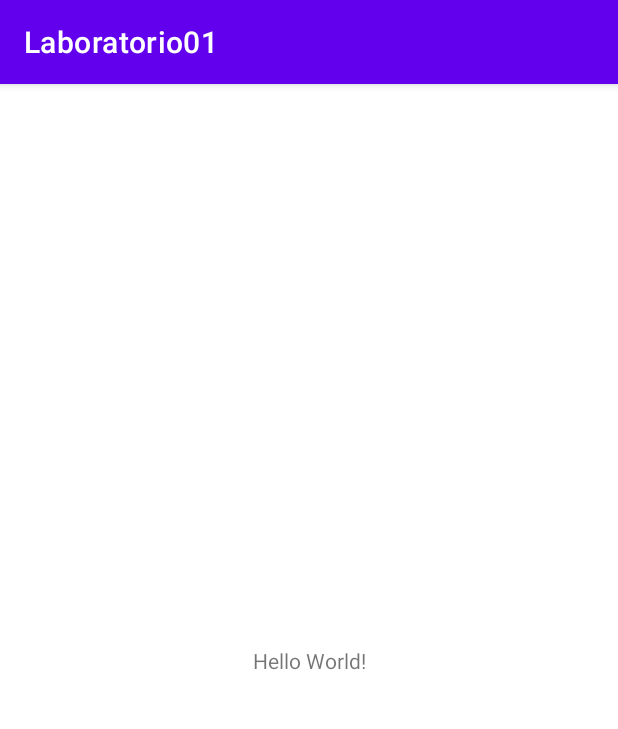
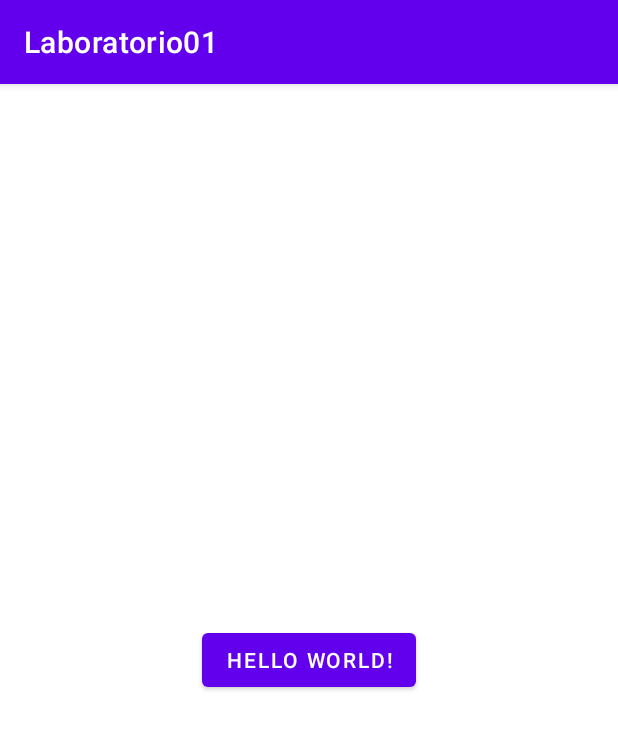
Before and after one commit to alejandroav93/Laboratorio01_Kotlin, an Android app: the screen it shows after launch (MainActivity), on a phone screen of 412 x 824 dp. Shown: the top 729 px of the screen. Run offline under Robolectric (Android 15) with nearby library versions, the phone set to English and light mode, and no system bars.

Commit message:
Addesd Button

```diff
--- a/app/src/main/AndroidManifest.xml
+++ b/app/src/main/AndroidManifest.xml
@@ -9,6 +9,7 @@
         android:roundIcon="@mipmap/ic_launcher_round"
         android:supportsRtl="true"
         android:theme="@style/Theme.Laboratorio01">
+        <activity android:name=".Actividad2"></activity>
         <activity android:name=".MainActivity">
             <intent-filter>
                 <action android:name="android.intent.action.MAIN" />
--- a/app/src/main/java/com/example/laboratorio01/MainActivity.kt
+++ b/app/src/main/java/com/example/laboratorio01/MainActivity.kt
@@ -2,6 +2,7 @@ package com.example.laboratorio01
 
 import androidx.appcompat.app.AppCompatActivity
 import android.os.Bundle
+import android.widget.Button
 import android.widget.Toast
 
 class MainActivity : AppCompatActivity() {
@@ -10,6 +11,7 @@ class MainActivity : AppCompatActivity() {
         setContentView(R.layout.activity_main)
 
         Toast.makeText(this, "onCreate", Toast.LENGTH_SHORT).show()
+        val btnOpen: Button = findViewById(R.id.btnOpen)
     }
     override fun onStart() {
         super.onStart()
--- a/app/src/main/res/layout/activity_main.xml
+++ b/app/src/main/res/layout/activity_main.xml
@@ -6,7 +6,8 @@
     android:layout_height="match_parent"
     tools:context=".MainActivity">
 
-    <TextView
+    <Button
+        android:id="@+id/btnOpen"
         android:layout_width="wrap_content"
         android:layout_height="wrap_content"
         android:text="Hello World!"
```
Also changed, not shown: app/src/main/java/com/example/laboratorio01/Actividad2.kt (added, +11 -0 lines), app/src/main/res/layout/activity_actividad2.xml (added, +9 -0 lines), gradle/wrapper/gradle-wrapper.properties.
